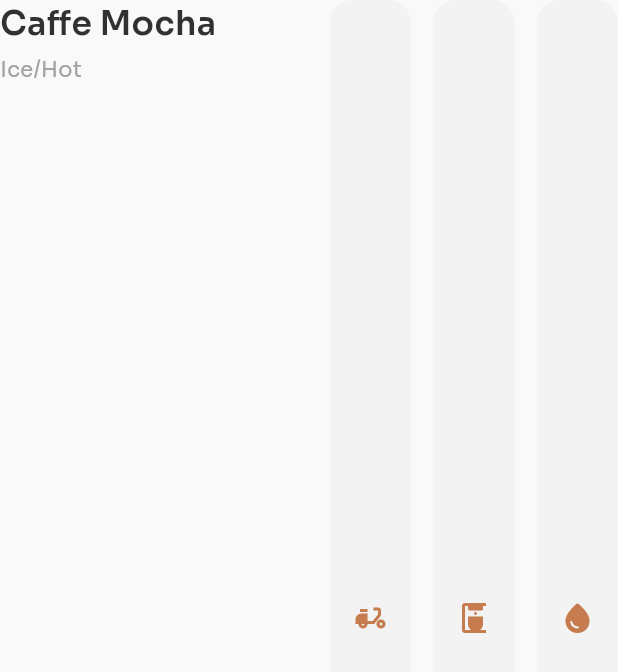
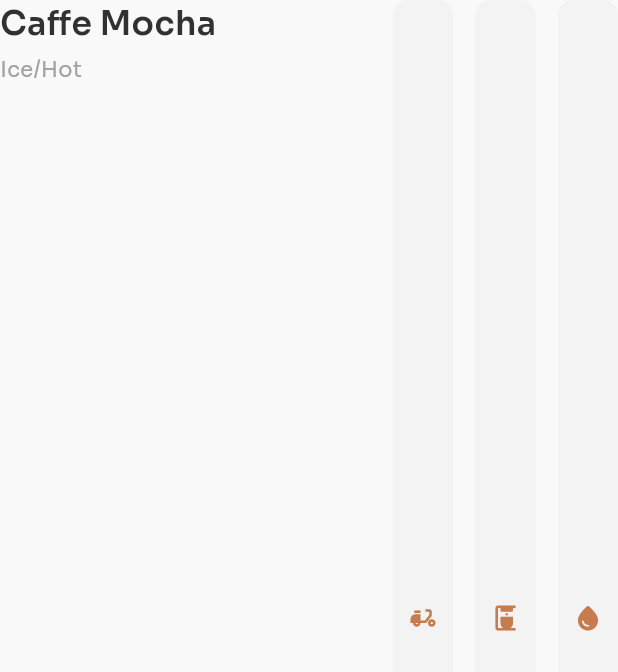
Before and after one commit to Reh4m/flutter-coffee-shop-app, a Flutter app: the ProductTitleWidget widget shown alone on an empty page, opened directly, on a phone screen of 412 x 824 dp. Shown: the top 672 px of the screen. Run offline on Flutter 3.47's test engine with Material 3 defaults, Android fonts, the phone set to English and light mode, and no system bars; our stand-ins replace animated_toggle_switch, google_fonts, readmore.

Commit message:
Style (ProductFeature): Reduce Icon size

```diff
--- a/lib/src/screens/product/widgets/product_title_widget.dart
+++ b/lib/src/screens/product/widgets/product_title_widget.dart
@@ -60,10 +60,12 @@ class ProductTitleWidget extends StatelessWidget {
       color: Color.fromRGBO(237, 237, 237, 0.5),
       margin: EdgeInsets.zero,
       elevation: 0,
-      shape: RoundedRectangleBorder(borderRadius: BorderRadius.circular(15)),
+      shape: RoundedRectangleBorder(borderRadius: BorderRadius.circular(10)),
       child: Padding(
-        padding: const EdgeInsets.all(15.0),
-        child: Center(child: Icon(icon, color: LightTheme.primaryColor)),
+        padding: const EdgeInsets.all(10.0),
+        child: Center(
+          child: Icon(icon, size: 20, color: LightTheme.primaryColor),
+        ),
       ),
     );
   }
```
